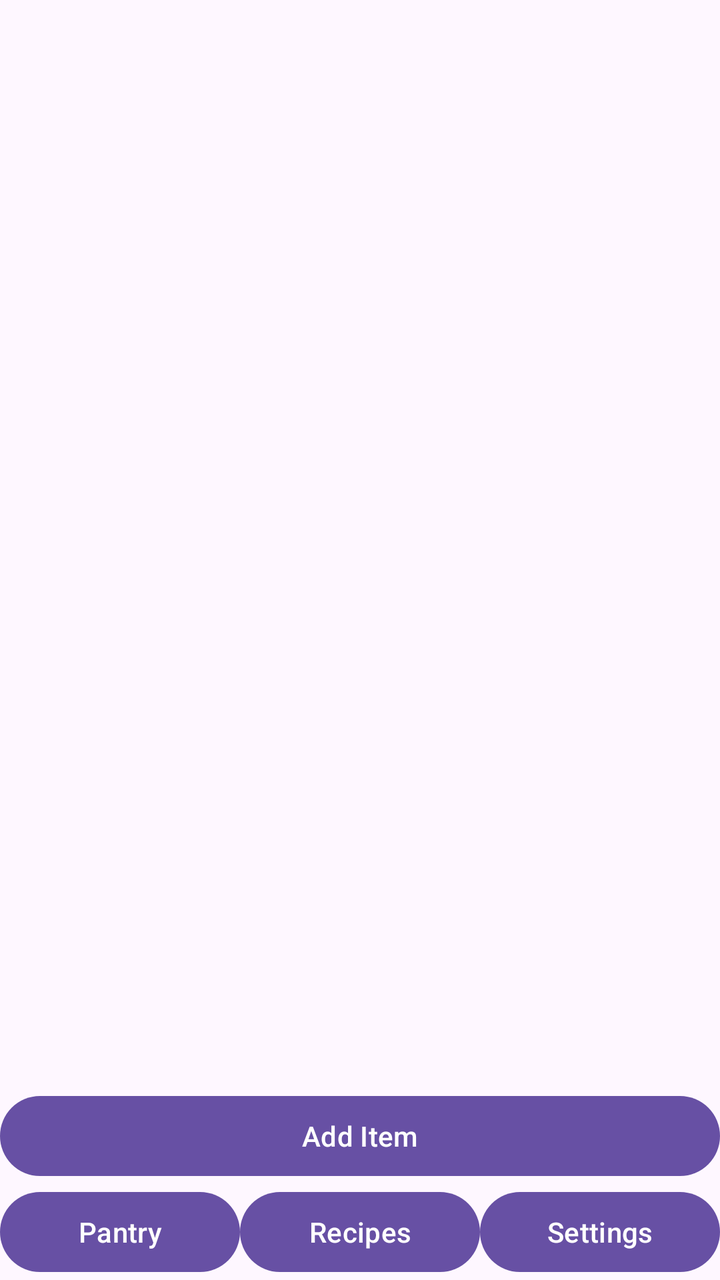
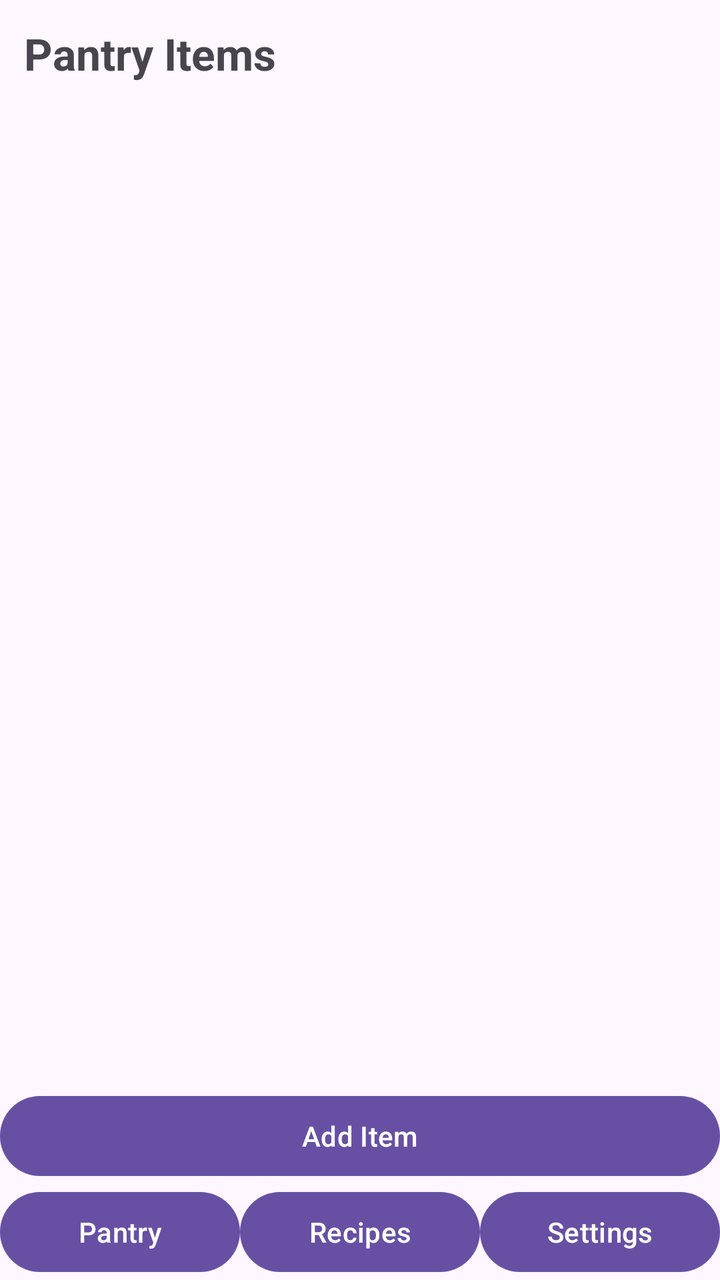

Two renders of the same Android screen: before a commit and after it. Below are the layout's source before the change and the commit's diff.
<!-- AndroidManifest.xml: application theme Theme.SmartPantryManager -->
<!-- res/layout/activity_pantry_list.xml -->
<?xml version="1.0" encoding="utf-8"?>
<androidx.constraintlayout.widget.ConstraintLayout
    xmlns:android="http://schemas.android.com/apk/res/android"
    xmlns:app="http://schemas.android.com/apk/res-auto"
    android:layout_width="match_parent"
    android:layout_height="match_parent"
    android:fitsSystemWindows="true">

    <androidx.recyclerview.widget.RecyclerView
        android:id="@+id/rvPantryList"
        android:layout_width="0dp"
        android:layout_height="0dp"
        app:layout_constraintTop_toTopOf="parent"
        app:layout_constraintBottom_toTopOf="@id/btnAddItem"
        app:layout_constraintStart_toStartOf="parent"
        app:layout_constraintEnd_toEndOf="parent" />

    <Button
        android:id="@+id/btnAddItem"
        android:layout_width="match_parent"
        android:layout_height="wrap_content"
        android:text="Add Item"
        app:layout_constraintBottom_toTopOf="@id/navBar"
        app:layout_constraintStart_toStartOf="parent"
        app:layout_constraintEnd_toEndOf="parent" />

    <LinearLayout
        android:id="@+id/navBar"
        android:layout_width="match_parent"
        android:layout_height="wrap_content"
        android:orientation="horizontal"
        app:layout_constraintBottom_toBottomOf="parent">

        <Button
            android:id="@+id/navPantry"
            android:layout_width="0dp"
            android:layout_height="wrap_content"
            android:layout_weight="1"
            android:text="Pantry" />

        <Button
            android:id="@+id/navRecipes"
            android:layout_width="0dp"
            android:layout_height="wrap_content"
            android:layout_weight="1"
            android:text="Recipes" />

        <Button
            android:id="@+id/navSettings"
            android:layout_width="0dp"
            android:layout_height="wrap_content"
            android:layout_weight="1"
            android:text="Settings" />

    </LinearLayout>

</androidx.constraintlayout.widget.ConstraintLayout>
<!-- resources referenced by this layout -->
<resources>
  <style name="Theme.SmartPantryManager" parent="Base.Theme.SmartPantryManager" />
  <style name="Base.Theme.SmartPantryManager" parent="Theme.Material3.DayNight.NoActionBar">
          
          
      </style>
</resources>

<!-- the commit's change to res/layout/activity_pantry_list.xml (unified diff, before → after) -->
@@ -10,10 +10,21 @@
         android:id="@+id/rvPantryList"
         android:layout_width="0dp"
         android:layout_height="0dp"
-        app:layout_constraintTop_toTopOf="parent"
+        app:layout_constraintTop_toBottomOf="@id/tvPantryTitle"
         app:layout_constraintBottom_toTopOf="@id/btnAddItem"
         app:layout_constraintStart_toStartOf="parent"
         app:layout_constraintEnd_toEndOf="parent" />
+
+    <TextView
+        android:id="@+id/tvPantryTitle"
+        android:layout_width="wrap_content"
+        android:layout_height="wrap_content"
+        android:text="Pantry Items"
+        android:textSize="22sp"
+        android:textStyle="bold"
+        android:padding="12dp"
+        app:layout_constraintTop_toTopOf="parent"
+        app:layout_constraintStart_toStartOf="parent" />
 
     <Button
         android:id="@+id/btnAddItem"
